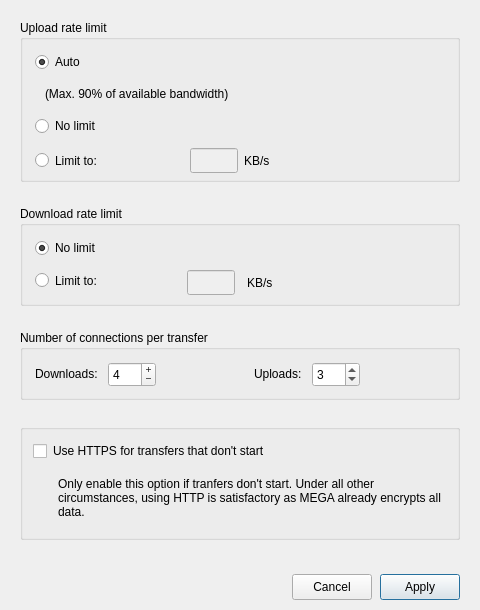
Before: the Qt Designer form src/MEGASync/gui/ui/BandwidthSettings.ui in jcassette/megasync-appimage, drawn with Qt 5.
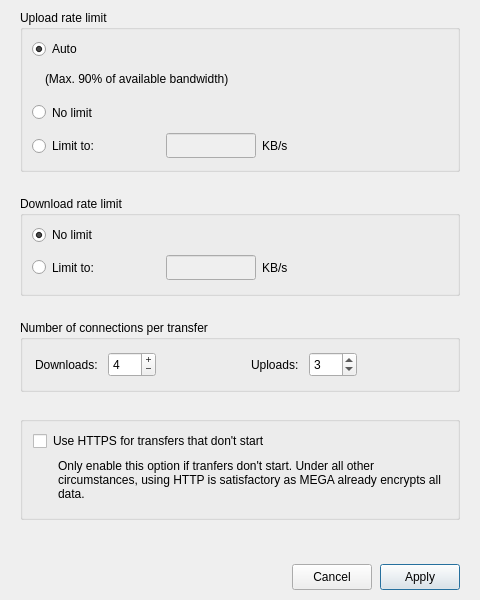
After: the same form once the commit is applied.

The edit to the form file:
```diff
--- a/src/MEGASync/gui/ui/BandwidthSettings.ui
+++ b/src/MEGASync/gui/ui/BandwidthSettings.ui
@@ -10,7 +10,7 @@
     <x>0</x>
     <y>0</y>
     <width>480</width>
-    <height>610</height>
+    <height>600</height>
    </rect>
   </property>
   <property name="sizePolicy">
@@ -22,7 +22,7 @@
   <property name="minimumSize">
    <size>
     <width>480</width>
-    <height>610</height>
+    <height>600</height>
    </size>
   </property>
   <property name="maximumSize">
@@ -37,21 +37,38 @@
   <property name="styleSheet">
    <string notr="true"/>
   </property>
-  <layout class="QVBoxLayout" name="BandwidthSettingsLayout">
+  <layout class="QVBoxLayout" name="verticalLayout_5">
+   <property name="spacing">
+    <number>0</number>
+   </property>
+   <property name="leftMargin">
+    <number>20</number>
+   </property>
+   <property name="topMargin">
+    <number>10</number>
+   </property>
+   <property name="rightMargin">
+    <number>20</number>
+   </property>
+   <property name="bottomMargin">
+    <number>10</number>
+   </property>
+   <item>
+    <layout class="QVBoxLayout" name="verticalLayout_4">
    <property name="spacing">
     <number>24</number>
    </property>
    <property name="leftMargin">
-    <number>20</number>
+      <number>0</number>
    </property>
    <property name="topMargin">
-    <number>20</number>
+      <number>0</number>
    </property>
    <property name="rightMargin">
-    <number>20</number>
+      <number>0</number>
    </property>
    <property name="bottomMargin">
-    <number>10</number>
+      <number>0</number>
    </property>
    <item>
     <widget class="QGroupBox" name="gBandwidth">
@@ -64,7 +81,7 @@
      <property name="maximumSize">
       <size>
        <width>16777215</width>
-       <height>162</height>
+         <height>16777215</height>
       </size>
      </property>
      <property name="layoutDirection">
@@ -76,23 +93,10 @@
      <property name="type" stdset="0">
       <string notr="true">mega</string>
      </property>
-     <layout class="QGridLayout" name="gridLayout">
-      <property name="leftMargin">
-       <number>12</number>
-      </property>
-      <property name="topMargin">
-       <number>12</number>
-      </property>
-      <property name="rightMargin">
-       <number>12</number>
-      </property>
-      <property name="bottomMargin">
-       <number>12</number>
-      </property>
-      <property name="verticalSpacing">
-       <number>12</number>
-      </property>
-      <item row="0" column="0">
+       <layout class="QVBoxLayout" name="verticalLayout">
+        <item>
+         <layout class="QHBoxLayout" name="horizontalLayout_6">
+          <item>
        <widget class="QRadioButton" name="rUploadAutoLimit">
         <property name="enabled">
          <bool>true</bool>
@@ -111,8 +115,23 @@
         </property>
        </widget>
       </item>
-      <item row="1" column="0" colspan="4">
-       <layout class="QHBoxLayout" name="horizontalLayout_2">
+          <item>
+           <spacer name="horizontalSpacer_10">
+            <property name="orientation">
+             <enum>Qt::Horizontal</enum>
+            </property>
+            <property name="sizeHint" stdset="0">
+             <size>
+              <width>40</width>
+              <height>20</height>
+             </size>
+            </property>
+           </spacer>
+          </item>
+         </layout>
+        </item>
+        <item>
+         <layout class="QHBoxLayout" name="horizontalLayout">
         <item>
          <spacer name="horizontalSpacer">
           <property name="orientation">
@@ -123,8 +142,8 @@
           </property>
           <property name="sizeHint" stdset="0">
            <size>
-            <width>10</width>
-            <height>20</height>
+              <width>13</width>
+              <height>14</height>
            </size>
           </property>
          </spacer>
@@ -138,7 +157,9 @@
         </item>
        </layout>
       </item>
-      <item row="2" column="0">
+        <item>
+         <layout class="QHBoxLayout" name="horizontalLayout_7">
+          <item>
        <widget class="QRadioButton" name="rUploadNoLimit">
         <property name="enabled">
          <bool>true</bool>
@@ -166,7 +187,24 @@
         </property>
        </widget>
       </item>
-      <item row="3" column="0">
+          <item>
+           <spacer name="horizontalSpacer_11">
+            <property name="orientation">
+             <enum>Qt::Horizontal</enum>
+            </property>
+            <property name="sizeHint" stdset="0">
+             <size>
+              <width>40</width>
+              <height>20</height>
+             </size>
+            </property>
+           </spacer>
+          </item>
+         </layout>
+        </item>
+        <item>
+         <layout class="QHBoxLayout" name="horizontalLayout_2">
+          <item>
        <widget class="QRadioButton" name="rUploadLimit">
         <property name="sizePolicy">
          <sizepolicy hsizetype="Minimum" vsizetype="Preferred">
@@ -182,7 +220,7 @@
         </property>
         <property name="maximumSize">
          <size>
-          <width>90</width>
+              <width>16777215</width>
           <height>16777215</height>
          </size>
         </property>
@@ -194,7 +232,7 @@
         </property>
        </widget>
       </item>
-      <item row="3" column="1">
+          <item>
        <spacer name="horizontalSpacer_7">
         <property name="orientation">
          <enum>Qt::Horizontal</enum>
@@ -207,7 +245,7 @@
         </property>
        </spacer>
       </item>
-      <item row="3" column="2">
+          <item>
        <widget class="QLineEdit" name="eUploadLimit">
         <property name="enabled">
          <bool>false</bool>
@@ -220,13 +258,13 @@
         </property>
         <property name="minimumSize">
          <size>
-          <width>48</width>
+              <width>90</width>
           <height>25</height>
          </size>
         </property>
         <property name="maximumSize">
          <size>
-          <width>50</width>
+              <width>90</width>
           <height>25</height>
          </size>
         </property>
@@ -247,7 +285,7 @@
         </property>
        </widget>
       </item>
-      <item row="3" column="3">
+          <item>
        <widget class="QLabel" name="lUploadLimit">
         <property name="sizePolicy">
          <sizepolicy hsizetype="Minimum" vsizetype="Minimum">
@@ -266,7 +304,7 @@
         </property>
        </widget>
       </item>
-      <item row="3" column="4">
+          <item>
        <spacer name="horizontalSpacer_6">
         <property name="orientation">
          <enum>Qt::Horizontal</enum>
@@ -280,6 +318,8 @@
        </spacer>
       </item>
      </layout>
+        </item>
+       </layout>
     </widget>
    </item>
    <item>
@@ -293,7 +333,7 @@
      <property name="maximumSize">
       <size>
        <width>16777215</width>
-       <height>100</height>
+         <height>16777215</height>
       </size>
      </property>
      <property name="title">
@@ -302,23 +342,10 @@
      <property name="type" stdset="0">
       <string notr="true">mega</string>
      </property>
-     <layout class="QGridLayout" name="gridLayout_2">
-      <property name="leftMargin">
-       <number>12</number>
-      </property>
-      <property name="topMargin">
-       <number>12</number>
-      </property>
-      <property name="rightMargin">
-       <number>12</number>
-      </property>
-      <property name="bottomMargin">
-       <number>12</number>
-      </property>
-      <property name="spacing">
-       <number>12</number>
-      </property>
-      <item row="0" column="0">
+       <layout class="QVBoxLayout" name="verticalLayout_2">
+        <item>
+         <layout class="QHBoxLayout" name="horizontalLayout_8">
+          <item>
        <widget class="QRadioButton" name="rDownloadNoLimit">
         <property name="cursor">
          <cursorShape>PointingHandCursor</cursorShape>
@@ -331,7 +358,24 @@
         </property>
        </widget>
       </item>
-      <item row="1" column="0">
+          <item>
+           <spacer name="horizontalSpacer_12">
+            <property name="orientation">
+             <enum>Qt::Horizontal</enum>
+            </property>
+            <property name="sizeHint" stdset="0">
+             <size>
+              <width>40</width>
+              <height>20</height>
+             </size>
+            </property>
+           </spacer>
+          </item>
+         </layout>
+        </item>
+        <item>
+         <layout class="QHBoxLayout" name="horizontalLayout_5">
+          <item>
        <widget class="QRadioButton" name="rDownloadLimit">
         <property name="sizePolicy">
          <sizepolicy hsizetype="Minimum" vsizetype="Preferred">
@@ -342,7 +386,7 @@
         <property name="minimumSize">
          <size>
           <width>90</width>
-          <height>0</height>
+              <height>25</height>
          </size>
         </property>
         <property name="cursor">
@@ -353,7 +397,7 @@
         </property>
        </widget>
       </item>
-      <item row="1" column="1">
+          <item>
        <spacer name="horizontalSpacer_8">
         <property name="orientation">
          <enum>Qt::Horizontal</enum>
@@ -366,7 +410,7 @@
         </property>
        </spacer>
       </item>
-      <item row="1" column="2">
+          <item>
        <widget class="QLineEdit" name="eDownloadLimit">
         <property name="enabled">
          <bool>false</bool>
@@ -379,13 +423,13 @@
         </property>
         <property name="minimumSize">
          <size>
-          <width>48</width>
+              <width>90</width>
           <height>25</height>
          </size>
         </property>
         <property name="maximumSize">
          <size>
-          <width>50</width>
+              <width>90</width>
           <height>25</height>
          </size>
         </property>
@@ -403,7 +447,7 @@
         </property>
        </widget>
       </item>
-      <item row="1" column="3">
+          <item>
        <widget class="QLabel" name="lDownloadLimit">
         <property name="sizePolicy">
          <sizepolicy hsizetype="Minimum" vsizetype="Minimum">
@@ -422,7 +466,7 @@
         </property>
        </widget>
       </item>
-      <item row="1" column="4">
+          <item>
        <spacer name="horizontalSpacer_4">
         <property name="orientation">
          <enum>Qt::Horizontal</enum>
@@ -436,6 +480,8 @@
        </spacer>
       </item>
      </layout>
+        </item>
+       </layout>
     </widget>
    </item>
    <item>
@@ -443,13 +489,13 @@
      <property name="minimumSize">
       <size>
        <width>0</width>
-       <height>70</height>
+         <height>50</height>
       </size>
      </property>
      <property name="maximumSize">
       <size>
        <width>16777215</width>
-       <height>70</height>
+         <height>16777215</height>
       </size>
      </property>
      <property name="title">
@@ -460,7 +506,7 @@
      </property>
      <layout class="QHBoxLayout" name="horizontalLayout_3" stretch="0,1,0,1">
       <property name="spacing">
-       <number>12</number>
+         <number>6</number>
       </property>
       <property name="leftMargin">
        <number>12</number>
@@ -639,7 +685,7 @@
      </property>
      <layout class="QVBoxLayout" name="verticalLayout_3">
       <property name="spacing">
-       <number>12</number>
+         <number>6</number>
       </property>
       <property name="leftMargin">
        <number>12</number>
@@ -717,6 +763,21 @@
      </layout>
     </widget>
    </item>
+    </layout>
+   </item>
+   <item>
+    <spacer name="verticalSpacer">
+     <property name="orientation">
+      <enum>Qt::Vertical</enum>
+     </property>
+     <property name="sizeHint" stdset="0">
+      <size>
+       <width>20</width>
+       <height>0</height>
+      </size>
+     </property>
+    </spacer>
+   </item>
    <item>
     <widget class="QWidget" name="buttonBox" native="true">
      <property name="sizePolicy">
@@ -733,7 +794,7 @@
        <number>0</number>
       </property>
       <property name="topMargin">
-       <number>10</number>
+       <number>0</number>
       </property>
       <property name="rightMargin">
        <number>0</number>
```
Lines whose indentation alone changed are shown as unchanged.
